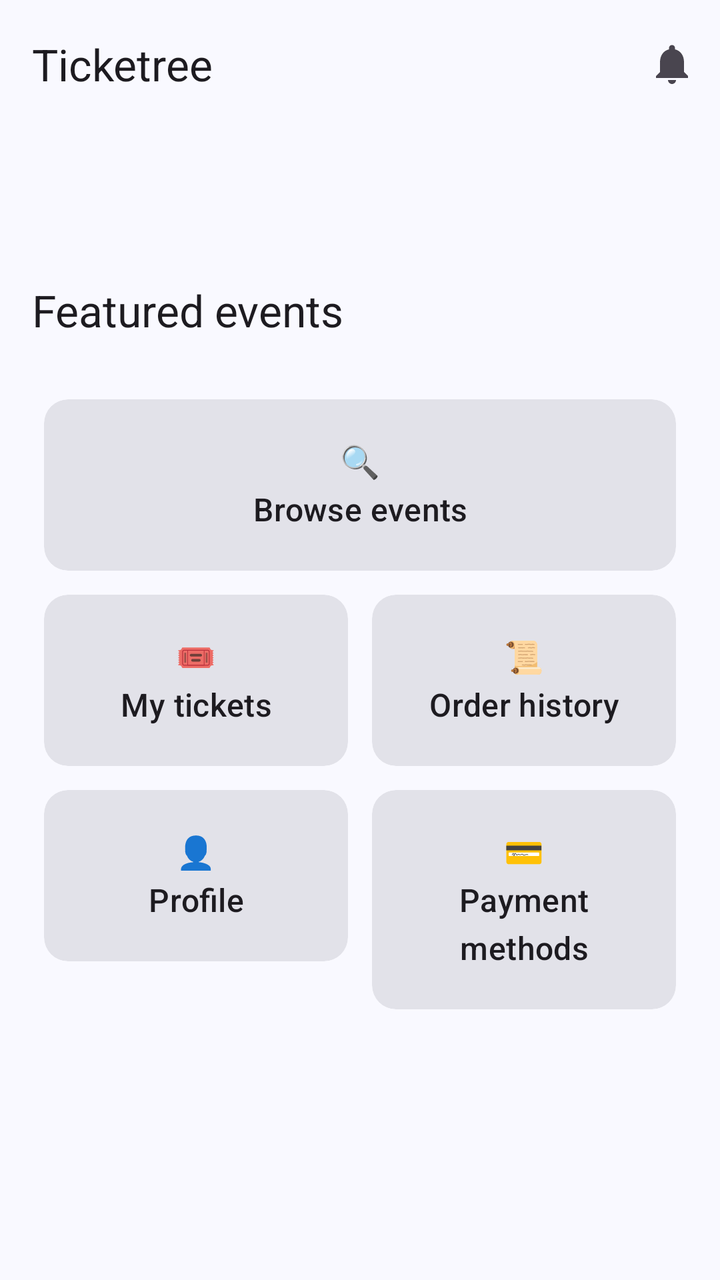
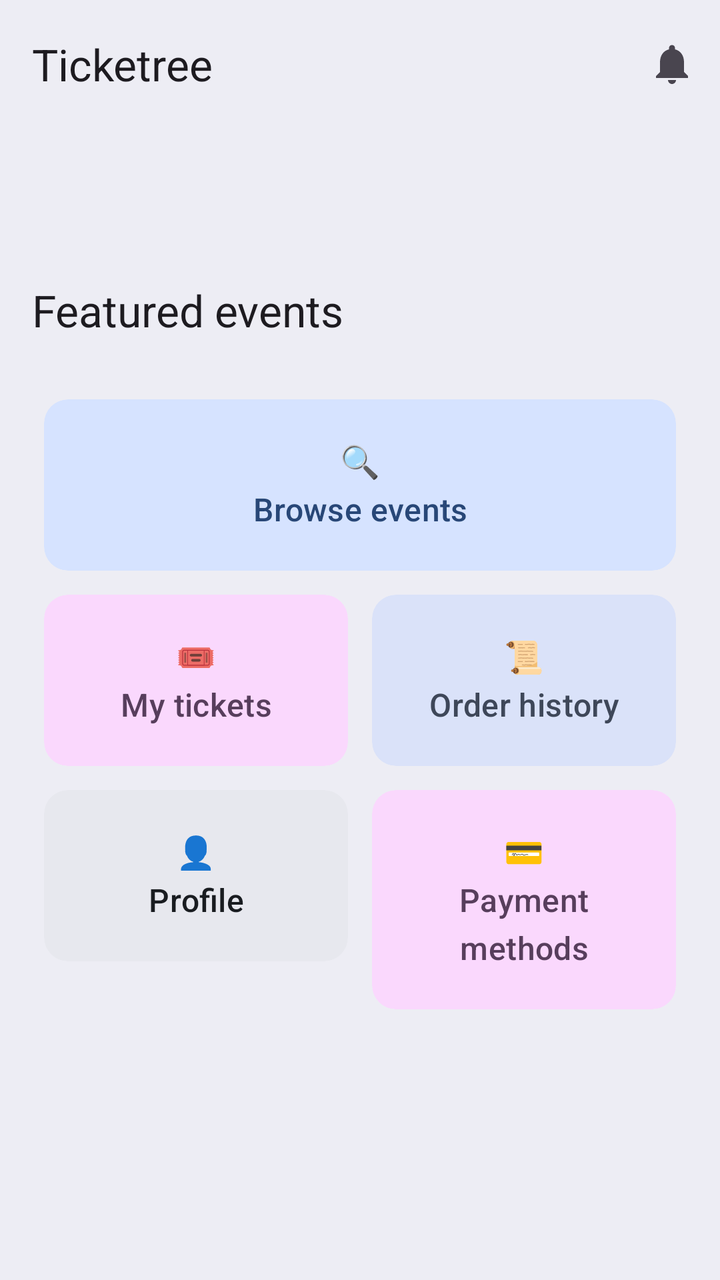

Before-and-after screenshots of an Android layout around one commit, followed by the original layout XML and the change that was made.
<!-- AndroidManifest.xml: application theme Theme.Ticketree -->
<!-- res/layout/activity_home.xml -->
<?xml version="1.0" encoding="utf-8"?>
<LinearLayout xmlns:android="http://schemas.android.com/apk/res/android"
    xmlns:app="http://schemas.android.com/apk/res-auto"
    android:layout_width="match_parent"
    android:layout_height="match_parent"
    android:fitsSystemWindows="true"
    android:orientation="vertical">

    <com.google.android.material.appbar.MaterialToolbar
        android:id="@+id/toolbar"
        android:layout_width="match_parent"
        android:layout_height="?attr/actionBarSize"
        app:menu="@menu/menu_home"
        app:title="Ticketree" />

    <ScrollView
        android:layout_width="match_parent"
        android:layout_height="0dp"
        android:layout_weight="1">

        <LinearLayout
            android:layout_width="match_parent"
            android:layout_height="wrap_content"
            android:orientation="vertical"
            android:padding="16dp">

            <com.google.android.material.textview.MaterialTextView
                android:id="@+id/tvWelcome"
                android:layout_width="match_parent"
                android:layout_height="wrap_content"
                android:textAppearance="?attr/textAppearanceHeadlineSmall" />

            <HorizontalScrollView
                android:layout_width="match_parent"
                android:layout_height="wrap_content"
                android:layout_marginTop="12dp"
                android:scrollbars="none">

                <com.google.android.material.chip.ChipGroup
                    android:id="@+id/chipCategories"
                    android:layout_width="wrap_content"
                    android:layout_height="wrap_content"
                    app:singleLine="true" />
            </HorizontalScrollView>

            <com.google.android.material.textview.MaterialTextView
                android:layout_width="match_parent"
                android:layout_height="wrap_content"
                android:layout_marginTop="16dp"
                android:text="Featured events"
                android:textAppearance="?attr/textAppearanceTitleLarge" />

            <androidx.recyclerview.widget.RecyclerView
                android:id="@+id/rvFeatured"
                android:layout_width="match_parent"
                android:layout_height="wrap_content"
                android:layout_marginTop="8dp"
                android:nestedScrollingEnabled="false" />

            <GridLayout
                android:layout_width="match_parent"
                android:layout_height="wrap_content"
                android:layout_marginTop="16dp"
                android:columnCount="2">

                <com.google.android.material.card.MaterialCardView
                    android:id="@+id/cardBrowse"
                    android:layout_columnSpan="2"
                    style="@style/Widget.Material3.CardView.Filled"
                    android:layout_width="0dp"
                    android:layout_height="wrap_content"
                    android:layout_columnWeight="1"
                    android:layout_margin="6dp"
                    android:clickable="true"
                    android:focusable="true">

                    <com.google.android.material.textview.MaterialTextView
                        android:layout_width="match_parent"
                        android:layout_height="wrap_content"
                        android:gravity="center"
                        android:padding="20dp"
                        android:text="🔍\nBrowse events"
                        android:textAppearance="?attr/textAppearanceTitleMedium" />
                </com.google.android.material.card.MaterialCardView>

                <com.google.android.material.card.MaterialCardView
                    android:id="@+id/cardTickets"
                    style="@style/Widget.Material3.CardView.Filled"
                    android:layout_width="0dp"
                    android:layout_height="wrap_content"
                    android:layout_columnWeight="1"
                    android:layout_margin="6dp"
                    android:clickable="true"
                    android:focusable="true">

                    <com.google.android.material.textview.MaterialTextView
                        android:layout_width="match_parent"
                        android:layout_height="wrap_content"
                        android:gravity="center"
                        android:padding="20dp"
                        android:text="🎟\nMy tickets"
                        android:textAppearance="?attr/textAppearanceTitleMedium" />
                </com.google.android.material.card.MaterialCardView>

                <com.google.android.material.card.MaterialCardView
                    android:id="@+id/cardHistory"
                    style="@style/Widget.Material3.CardView.Filled"
                    android:layout_width="0dp"
                    android:layout_height="wrap_content"
                    android:layout_columnWeight="1"
                    android:layout_margin="6dp"
                    android:clickable="true"
                    android:focusable="true">

                    <com.google.android.material.textview.MaterialTextView
                        android:layout_width="match_parent"
                        android:layout_height="wrap_content"
                        android:gravity="center"
                        android:padding="20dp"
                        android:text="📜\nOrder history"
                        android:textAppearance="?attr/textAppearanceTitleMedium" />
                </com.google.android.material.card.MaterialCardView>

                <com.google.android.material.card.MaterialCardView
                    android:id="@+id/cardProfile"
                    style="@style/Widget.Material3.CardView.Filled"
                    android:layout_width="0dp"
                    android:layout_height="wrap_content"
                    android:layout_columnWeight="1"
                    android:layout_margin="6dp"
                    android:clickable="true"
                    android:focusable="true">

                    <com.google.android.material.textview.MaterialTextView
                        android:layout_width="match_parent"
                        android:layout_height="wrap_content"
                        android:gravity="center"
                        android:padding="20dp"
                        android:text="👤\nProfile"
                        android:textAppearance="?attr/textAppearanceTitleMedium" />
                </com.google.android.material.card.MaterialCardView>

                <com.google.android.material.card.MaterialCardView
                    android:id="@+id/cardPayments"
                    style="@style/Widget.Material3.CardView.Filled"
                    android:layout_width="0dp"
                    android:layout_height="wrap_content"
                    android:layout_columnWeight="1"
                    android:layout_margin="6dp"
                    android:clickable="true"
                    android:focusable="true">

                    <com.google.android.material.textview.MaterialTextView
                        android:layout_width="match_parent"
                        android:layout_height="wrap_content"
                        android:gravity="center"
                        android:padding="20dp"
                        android:text="💳\nPayment methods"
                        android:textAppearance="?attr/textAppearanceTitleMedium" />
                </com.google.android.material.card.MaterialCardView>
            </GridLayout>
        </LinearLayout>
    </ScrollView>
</LinearLayout>
<!-- resources referenced by this layout -->
<resources>
  <style name="Theme.Ticketree" parent="AppTheme">
          <item name="android:windowSoftInputMode">adjustResize</item>
          <item name="android:windowAnimationStyle">@style/Animation.Ticketree</item>
      </style>
  <style name="Animation.Ticketree" parent="@android:style/Animation.Activity">
          <item name="android:activityOpenEnterAnimation">@anim/screen_open_enter</item>
          <item name="android:activityOpenExitAnimation">@anim/screen_open_exit</item>
          <item name="android:activityCloseEnterAnimation">@anim/screen_close_enter</item>
          <item name="android:activityCloseExitAnimation">@anim/screen_close_exit</item>
      </style>
  <color name="md_theme_primary">#415F91</color>
  <color name="md_theme_onPrimary">#FFFFFF</color>
  <color name="md_theme_primaryContainer">#D6E3FF</color>
  <color name="md_theme_onPrimaryContainer">#284777</color>
  <color name="md_theme_secondary">#565F71</color>
  <color name="md_theme_onSecondary">#FFFFFF</color>
  <color name="md_theme_secondaryContainer">#DAE2F9</color>
  <color name="md_theme_onSecondaryContainer">#3E4759</color>
  <color name="md_theme_tertiary">#705575</color>
  <color name="md_theme_onTertiary">#FFFFFF</color>
  <color name="md_theme_tertiaryContainer">#FAD8FD</color>
  <color name="md_theme_onTertiaryContainer">#573E5C</color>
  <color name="md_theme_error">#BA1A1A</color>
  <color name="md_theme_onError">#FFFFFF</color>
  <color name="md_theme_errorContainer">#FFDAD6</color>
  <color name="md_theme_onErrorContainer">#93000A</color>
  <color name="md_theme_background">#F9F9FF</color>
  <color name="md_theme_onBackground">#191C20</color>
  <color name="md_theme_surface">#F9F9FF</color>
  <color name="md_theme_onSurface">#191C20</color>
  <color name="md_theme_surfaceVariant">#E0E2EC</color>
  <color name="md_theme_onSurfaceVariant">#44474E</color>
  <color name="md_theme_outline">#74777F</color>
  <color name="md_theme_outlineVariant">#C4C6D0</color>
  <color name="md_theme_inverseSurface">#2E3036</color>
  <color name="md_theme_inverseOnSurface">#F0F0F7</color>
  <color name="md_theme_inversePrimary">#AAC7FF</color>
  <color name="md_theme_primaryFixed">#D6E3FF</color>
  <color name="md_theme_onPrimaryFixed">#001B3E</color>
  <color name="md_theme_primaryFixedDim">#AAC7FF</color>
  <color name="md_theme_onPrimaryFixedVariant">#284777</color>
  <color name="md_theme_secondaryFixed">#DAE2F9</color>
  <color name="md_theme_onSecondaryFixed">#131C2B</color>
  <color name="md_theme_secondaryFixedDim">#BEC6DC</color>
  <color name="md_theme_onSecondaryFixedVariant">#3E4759</color>
  <color name="md_theme_tertiaryFixed">#FAD8FD</color>
  <color name="md_theme_onTertiaryFixed">#28132E</color>
  <color name="md_theme_tertiaryFixedDim">#DDBCE0</color>
  <color name="md_theme_onTertiaryFixedVariant">#573E5C</color>
  <color name="md_theme_surfaceDim">#D9D9E0</color>
  <color name="md_theme_surfaceBright">#F9F9FF</color>
  <color name="md_theme_surfaceContainerLowest">#FFFFFF</color>
  <color name="md_theme_surfaceContainerLow">#F3F3FA</color>
  <color name="md_theme_surfaceContainer">#EDEDF4</color>
  <color name="md_theme_surfaceContainerHigh">#E7E8EE</color>
  <color name="md_theme_surfaceContainerHighest">#E2E2E9</color>
  <!-- unchanged entries left out for length: 1 -->
</resources>

<!-- the commit's change to res/layout/activity_home.xml (unified diff, before → after) -->
@@ -8,6 +8,7 @@
 
     <com.google.android.material.appbar.MaterialToolbar
         android:id="@+id/toolbar"
+        android:background="?attr/colorSurfaceContainer"
         android:layout_width="match_parent"
         android:layout_height="?attr/actionBarSize"
         app:menu="@menu/menu_home"
@@ -28,7 +29,8 @@
                 android:id="@+id/tvWelcome"
                 android:layout_width="match_parent"
                 android:layout_height="wrap_content"
-                android:textAppearance="?attr/textAppearanceHeadlineSmall" />
+                android:textAppearance="?attr/textAppearanceHeadlineSmall"
+                android:textColor="?attr/colorPrimary" />
 
             <HorizontalScrollView
                 android:layout_width="match_parent"
@@ -65,6 +67,7 @@
 
                 <com.google.android.material.card.MaterialCardView
                     android:id="@+id/cardBrowse"
+                    app:cardBackgroundColor="?attr/colorPrimaryContainer"
                     android:layout_columnSpan="2"
                     style="@style/Widget.Material3.CardView.Filled"
                     android:layout_width="0dp"
@@ -80,11 +83,13 @@
                         android:gravity="center"
                         android:padding="20dp"
                         android:text="🔍\nBrowse events"
-                        android:textAppearance="?attr/textAppearanceTitleMedium" />
+                        android:textAppearance="?attr/textAppearanceTitleMedium"
+                        android:textColor="?attr/colorOnPrimaryContainer" />
                 </com.google.android.material.card.MaterialCardView>
 
                 <com.google.android.material.card.MaterialCardView
                     android:id="@+id/cardTickets"
+                    app:cardBackgroundColor="?attr/colorTertiaryContainer"
                     style="@style/Widget.Material3.CardView.Filled"
                     android:layout_width="0dp"
                     android:layout_height="wrap_content"
@@ -99,11 +104,13 @@
                         android:gravity="center"
                         android:padding="20dp"
                         android:text="🎟\nMy tickets"
-                        android:textAppearance="?attr/textAppearanceTitleMedium" />
+                        android:textAppearance="?attr/textAppearanceTitleMedium"
+                        android:textColor="?attr/colorOnTertiaryContainer" />
                 </com.google.android.material.card.MaterialCardView>
 
                 <com.google.android.material.card.MaterialCardView
                     android:id="@+id/cardHistory"
+                    app:cardBackgroundColor="?attr/colorSecondaryContainer"
                     style="@style/Widget.Material3.CardView.Filled"
                     android:layout_width="0dp"
                     android:layout_height="wrap_content"
@@ -118,11 +125,13 @@
                         android:gravity="center"
                         android:padding="20dp"
                         android:text="📜\nOrder history"
-                        android:textAppearance="?attr/textAppearanceTitleMedium" />
+                        android:textAppearance="?attr/textAppearanceTitleMedium"
+                        android:textColor="?attr/colorOnSecondaryContainer" />
                 </com.google.android.material.card.MaterialCardView>
 
                 <com.google.android.material.card.MaterialCardView
                     android:id="@+id/cardProfile"
+                    app:cardBackgroundColor="?attr/colorSurfaceContainerHigh"
                     style="@style/Widget.Material3.CardView.Filled"
                     android:layout_width="0dp"
                     android:layout_height="wrap_content"
@@ -137,11 +146,13 @@
                         android:gravity="center"
                         android:padding="20dp"
                         android:text="👤\nProfile"
-                        android:textAppearance="?attr/textAppearanceTitleMedium" />
+                        android:textAppearance="?attr/textAppearanceTitleMedium"
+                        android:textColor="?attr/colorOnSurface" />
                 </com.google.android.material.card.MaterialCardView>
 
                 <com.google.android.material.card.MaterialCardView
                     android:id="@+id/cardPayments"
+                    app:cardBackgroundColor="?attr/colorTertiaryContainer"
                     style="@style/Widget.Material3.CardView.Filled"
                     android:layout_width="0dp"
                     android:layout_height="wrap_content"
@@ -156,7 +167,8 @@
                         android:gravity="center"
                         android:padding="20dp"
                         android:text="💳\nPayment methods"
-                        android:textAppearance="?attr/textAppearanceTitleMedium" />
+                        android:textAppearance="?attr/textAppearanceTitleMedium"
+                        android:textColor="?attr/colorOnTertiaryContainer" />
                 </com.google.android.material.card.MaterialCardView>
             </GridLayout>
         </LinearLayout>
<!-- resource entries referenced after the edit -->
@@ -3,6 +3,7 @@
   <style name="Theme.Ticketree" parent="AppTheme">
           <item name="android:windowSoftInputMode">adjustResize</item>
           <item name="android:windowAnimationStyle">@style/Animation.Ticketree</item>
+          <item name="android:windowBackground">?attr/colorSurfaceContainer</item>
       </style>
   <style name="Animation.Ticketree" parent="@android:style/Animation.Activity">
           <item name="android:activityOpenEnterAnimation">@anim/screen_open_enter</item>
